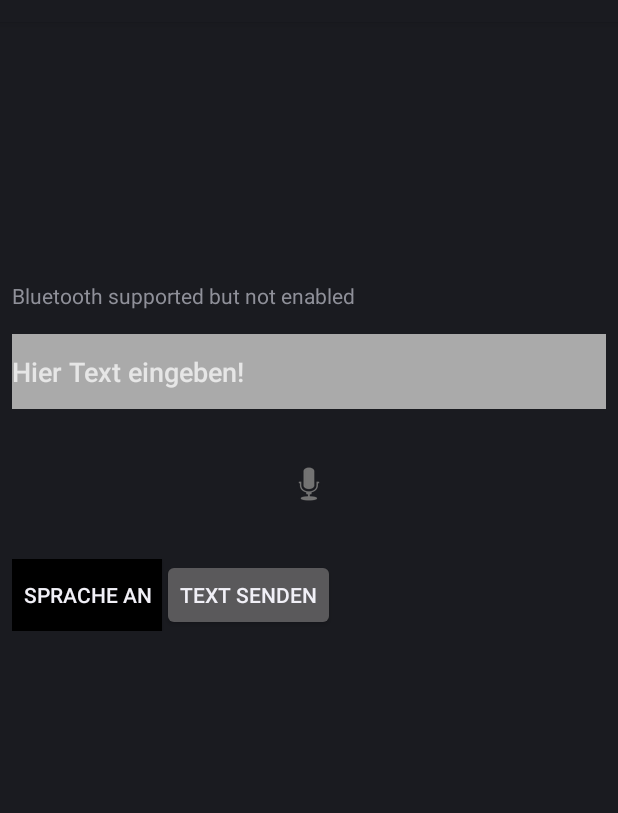
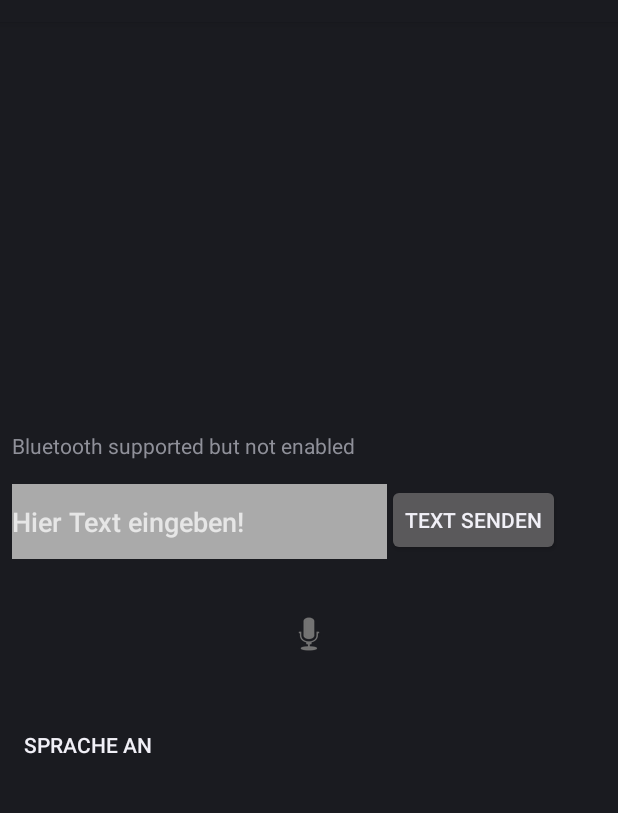
Before and after one commit to NilsBerger/AndroidSpeech2Text, an Android app: the screen it shows after launch (ClassicBluetoothServer), after a tap on "SPRACHE AUS", on a phone screen of 412 x 824 dp, the part 62-875 px from its top. Run offline under Robolectric (Android 15) with nearby library versions, the phone set to English and light mode, and no system bars.

Commit message:
TextView funktioniert wieder Manifest geändert

```diff
--- a/app/src/main/AndroidManifest.xml
+++ b/app/src/main/AndroidManifest.xml
@@ -14,9 +14,10 @@
     <uses-permission android:name="android.permission.BLUETOOTH_ADMIN" />
     <uses-permission android:name="android.permission.WRITE_EXTERNAL_STORAGE" />
     <uses-permission android:name="android.permission.WAKE_LOCK" />
+    <uses-permission android:name="android.permission.RECORD_AUDIO" />
 
-    <android:uses-permission android:name="android.permission.READ_PHONE_STATE" />
-    <android:uses-permission
+    <uses-permission android:name="android.permission.READ_PHONE_STATE" />
+    <uses-permission
         android:name="android.permission.READ_EXTERNAL_STORAGE"
         android:maxSdkVersion="18" />
 
--- a/app/src/main/java/com/morkout/bluetooth/ClassicBluetoothServer.java
+++ b/app/src/main/java/com/morkout/bluetooth/ClassicBluetoothServer.java
@@ -39,6 +39,7 @@ public class ClassicBluetoothServer extends Activity {
 	public final static String TAG = "ClassicBluetoothServer";
 	BluetoothAdapter mBluetoothAdapter;
 	BluetoothServerSocket mBluetoothServerSocket;
+	//final SpeechRecognizer speechRecognizer;
 
 	public static final int MAX_LINES = 30;
 	public static final int REQUEST_TO_START_BT = 100;
@@ -81,6 +82,8 @@ public class ClassicBluetoothServer extends Activity {
 	public void onCreate(Bundle savedInstanceState) {
 		super.onCreate(savedInstanceState);
 		setContentView(R.layout.cbslayout);
+
+
 		mTvInfo = (TextView) findViewById(R.id.info);
 		mTvInfo.setMovementMethod(new ScrollingMovementMethod());
 		eingabeTextEdit = (EditText) findViewById(R.id.eingabeEditText);
@@ -133,9 +136,10 @@ public class ClassicBluetoothServer extends Activity {
 				boolean on = ((ToggleButton) v).isChecked();
 
 				if (on) {
-					Toast.makeText(getApplicationContext(), "on", Toast.LENGTH_SHORT);
+					Toast.makeText(getApplicationContext(), "on", Toast.LENGTH_SHORT).show();
+
 				} else {
-					Toast.makeText(getApplicationContext(), "off", Toast.LENGTH_SHORT);
+					Toast.makeText(getApplicationContext(), "off", Toast.LENGTH_SHORT).show();
 				}
 
 			}
@@ -162,8 +166,9 @@ public class ClassicBluetoothServer extends Activity {
 			}
 		}
 	}
-    public void writeText(String data){
-        mTvInfo.append(data + System.getProperty("line.separator"));
+
+	public void writeText(String data) {
+		mTvInfo.append(data + System.getProperty("line.separator"));
 
         int linienAnzahl = mTvInfo.getLineCount() - MAX_LINES;
         if(linienAnzahl > 0) {
--- a/app/src/main/res/layout/cbslayout.xml
+++ b/app/src/main/res/layout/cbslayout.xml
@@ -7,20 +7,36 @@
     <TextView
         android:id="@+id/info"
         android:layout_width="fill_parent"
-        android:layout_height="200dp"
+        android:layout_height="300dp"
         android:maxLines = "20"
         android:scrollbars = "vertical"
-        android:lines="2"
         android:gravity="bottom"
         />
 
-    <EditText
-        android:id="@+id/eingabeEditText"
-        android:layout_width="fill_parent"
-        android:layout_height="50dp"
-        android:hint="@string/eingabe"
-        android:background="@android:color/darker_gray"
-        android:inputType="text"/>
+    <RelativeLayout
+        android:layout_width="wrap_content"
+        android:layout_height="wrap_content">
+
+        <EditText
+            android:id="@+id/eingabeEditText"
+            android:layout_width="250dp"
+            android:layout_height="50dp"
+            android:hint="@string/eingabe"
+            android:background="@android:color/darker_gray"
+            android:inputType="text"
+
+            />
+
+        <Button
+            android:id="@+id/sendeButton"
+            android:layout_width="wrap_content"
+            android:layout_height="wrap_content"
+            android:text="@string/senden"
+            android:layout_toRightOf="@+id/eingabeEditText" />
+
+
+    </RelativeLayout>
+
 
     <ImageButton
         android:layout_width="fill_parent"
@@ -35,7 +51,7 @@
         android:orientation="horizontal"
         android:layout_width="fill_parent"
         android:layout_height="wrap_content"
-        android:layout_gravity="right"
+        android:layout_gravity="left"
         >
 
         <ToggleButton
@@ -45,15 +61,8 @@
             android:textOn="@string/listenerAN"
             android:textOff="@string/listenerOFF"
             android:onClick="onToggleClicked"
-            android:background="@android:color/background_dark" />
+            android:background="@null" />
 
-
-        <Button
-            android:id="@+id/sendeButton"
-            android:layout_width="wrap_content"
-            android:layout_height="wrap_content"
-            android:text="@string/senden"
-            />
 
     </LinearLayout>
 
--- a/app/src/main/res/values/strings.xml
+++ b/app/src/main/res/values/strings.xml
@@ -19,4 +19,7 @@
 
     <string name="spracheButton">Sprache</string>
     <string name="desc">Start Voice Record</string>
+
+
+    <string name="info">Starten sie erst diese App, bevor Sie die Google Glass App öffnen!</string>
 </resources>
```
Also changed, not shown: 2 other files.
